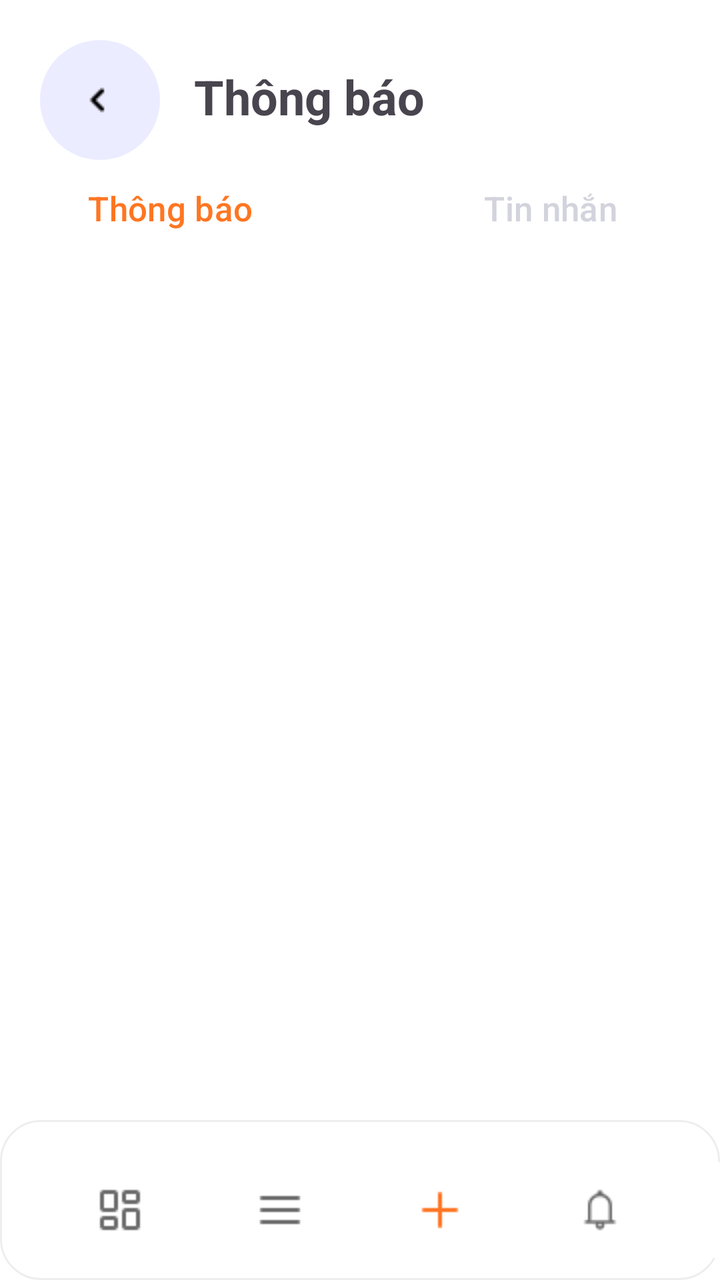
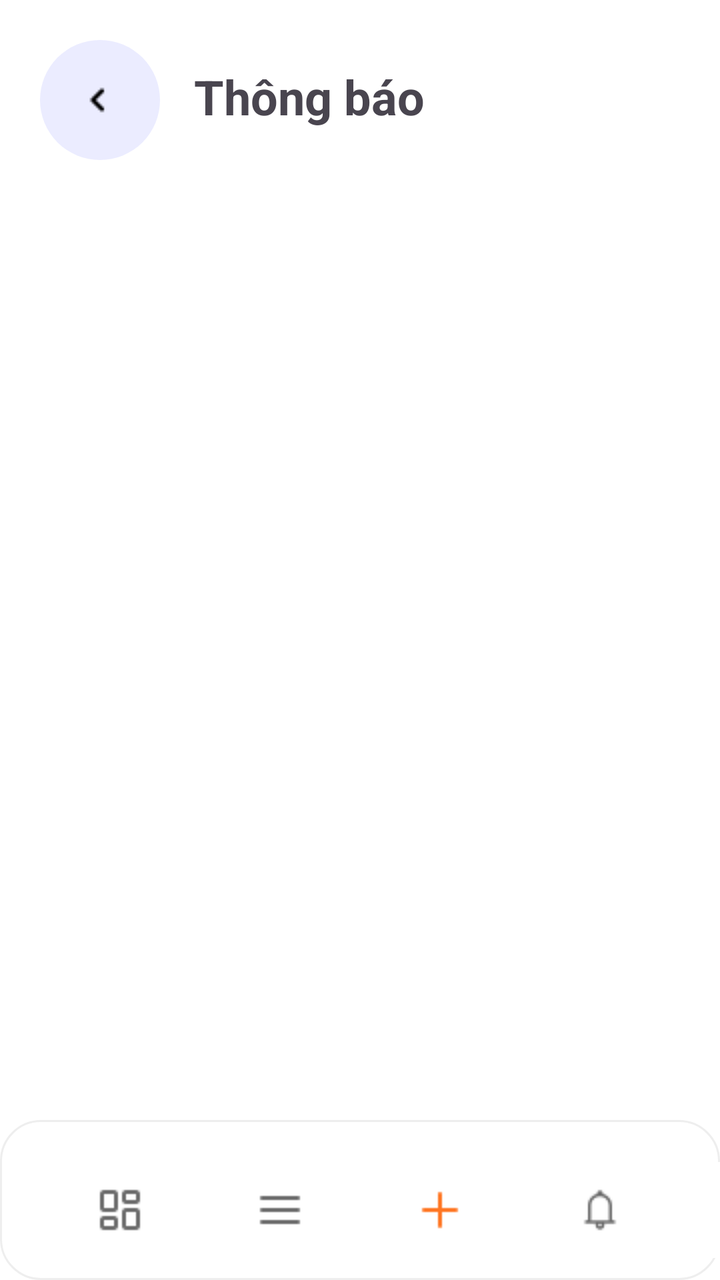

The first picture is an Android layout as it rendered before a commit; the second is the same layout after the commit. The layout source and the unified diff follow.
<!-- AndroidManifest.xml: application theme Theme.NHOM33 -->
<!-- res/layout/admin_notfication.xml -->
<?xml version="1.0" encoding="utf-8"?>
<androidx.constraintlayout.widget.ConstraintLayout xmlns:android="http://schemas.android.com/apk/res/android"
    xmlns:app="http://schemas.android.com/apk/res-auto"
    xmlns:tools="http://schemas.android.com/tools"
    android:layout_width="match_parent"
    android:layout_height="match_parent"
    android:background="@color/white"
    android:id="@+id/main">

    <LinearLayout
        android:id="@+id/btn_layout_back"
        android:layout_width="match_parent"
        android:layout_height="wrap_content"
        app:layout_constraintEnd_toEndOf="parent"
        app:layout_constraintStart_toStartOf="parent"
        app:layout_constraintTop_toTopOf="parent">

        <ImageButton
            android:id="@+id/btn_back"
            android:contentDescription="nút"
            android:layout_width="60dp"
            android:layout_height="60dp"
            android:layout_marginTop="20dp"
            android:layout_marginLeft="20dp"
            android:background="@drawable/bg_button_back"
            android:src="@drawable/icons8_back_24" />

        <TextView
            android:layout_width="wrap_content"
            android:layout_height="wrap_content"
            android:layout_marginTop="32dp"
            android:layout_marginLeft="17dp"
            android:text="Thông báo"
            android:textSize="24dp"
            android:textStyle="bold"/>

    </LinearLayout>

    <androidx.core.widget.NestedScrollView
        android:id="@+id/nestedScrollView"
        android:layout_width="match_parent"
        android:layout_height="0dp"
        android:fillViewport="true"
        app:layout_constraintBottom_toTopOf="@+id/btn_bottom"
        app:layout_constraintTop_toBottomOf="@+id/btn_tab"
        tools:layout_editor_absoluteX="0dp">

        <androidx.recyclerview.widget.RecyclerView
            android:id="@+id/recyclerView"
            android:layout_width="match_parent"
            android:layout_height="wrap_content"
            android:nestedScrollingEnabled="false"
            app:layout_constraintVertical_bias="0.031"
            tools:layout_editor_absoluteX="0dp" />


    </androidx.core.widget.NestedScrollView>

    <LinearLayout
        android:id="@+id/btn_bottom"
        android:layout_width="match_parent"
        android:layout_height="80dp"
        android:background="@drawable/bg_rounded_linear"
        app:layout_constraintBottom_toBottomOf="parent"
        app:layout_constraintEnd_toEndOf="parent"
        app:layout_constraintStart_toStartOf="parent">

        <ImageButton
            android:layout_width="60dp"
            android:layout_height="60dp"
            android:layout_marginLeft="30dp"
            android:layout_marginTop="15dp"
            android:backgroundTint="@color/white"
            android:contentDescription="Trang chính"
            android:src="@drawable/icon_dashboard" />

        <ImageButton
            android:layout_width="60dp"
            android:layout_height="60dp"
            android:layout_marginLeft="20dp"
            android:layout_marginTop="15dp"
            android:backgroundTint="@color/white"
            android:contentDescription="Menu"
            android:src="@drawable/icon_menu_24" />

        <ImageButton
            android:layout_width="60dp"
            android:layout_height="60dp"
            android:layout_marginLeft="20dp"
            android:layout_marginTop="15dp"
            android:backgroundTint="@color/white"
            android:contentDescription="Thêm mới"
            android:src="@drawable/icons_add_24" />

        <ImageButton
            android:layout_width="60dp"
            android:layout_height="60dp"
            android:layout_marginLeft="20dp"
            android:layout_marginTop="15dp"
            android:backgroundTint="@color/white"
            android:contentDescription="thông báo"
            android:src="@drawable/icons8_notification_24" />

        <ImageButton
            android:layout_width="60dp"
            android:layout_height="60dp"
            android:layout_marginLeft="20dp"
            android:layout_marginTop="15dp"
            android:backgroundTint="@color/white"
            android:contentDescription="Trang cá nhân"
            android:src="@drawable/icons8_person_24" />


    </LinearLayout>


    <LinearLayout
        android:id="@+id/btn_tab"
        android:layout_width="match_parent"
        android:layout_height="wrap_content"
        android:orientation="horizontal"
        android:weightSum="2"
        app:layout_constraintEnd_toEndOf="parent"
        app:layout_constraintStart_toStartOf="parent"
        app:layout_constraintTop_toBottomOf="@+id/btn_layout_back">

        <Button
            android:layout_width="0dp"
            android:layout_height="wrap_content"
            android:layout_marginEnd="10dp"
            android:layout_weight="1"
            android:backgroundTint="@color/white"
            android:text="Thông báo"
            android:textColor="#ff7622"
            android:textSize="17dp" />

        <Button
            android:layout_width="0dp"
            android:layout_height="wrap_content"
            android:layout_marginStart="10dp"
            android:layout_weight="1"
            android:backgroundTint="@color/white"
            android:text="Tin nhắn"
            android:textColor="#d2d3dc"
            android:textSize="17dp" />


    </LinearLayout>

</androidx.constraintlayout.widget.ConstraintLayout>
<!-- resources referenced by this layout -->
<resources>
  <color name="white">#FFFFFFFF</color>
  <!-- drawable bg_button_back (drawable) -->
  <?xml version="1.0" encoding="utf-8"?>
  <shape xmlns:android="http://schemas.android.com/apk/res/android">
      <solid android:color="#ebecff" />
  
      <corners android:radius="30dp" />
  
  </shape>
  <!-- drawable bg_rounded_linear (drawable) -->
  <?xml version="1.0" encoding="utf-8"?>
  <shape xmlns:android="http://schemas.android.com/apk/res/android">
      <solid android:color="#FFFFFF" />
  
      <corners android:radius="20dp" />
  
      <stroke
          android:width="1dp"
          android:color="#EEEEEE" />
  </shape>
  <!-- drawable icon_dashboard: png bitmap (drawable, 193 bytes) -->
  <!-- drawable icon_menu_24: png bitmap (drawable, 120 bytes) -->
  <!-- drawable icons8_back_24: png bitmap (drawable, 164 bytes) -->
  <!-- drawable icons8_notification_24: png bitmap (drawable, 305 bytes) -->
  <!-- drawable icons8_person_24: png bitmap (drawable, 290 bytes) -->
  <!-- drawable icons_add_24: png bitmap (drawable, 158 bytes) -->
  <style name="Theme.NHOM33" parent="Base.Theme.NHOM33" />
  <style name="Base.Theme.NHOM33" parent="Theme.Material3.DayNight.NoActionBar">
          
          
      </style>
</resources>

<!-- the commit's change to res/layout/admin_notfication.xml (unified diff, before → after) -->
@@ -124,25 +124,7 @@
         app:layout_constraintStart_toStartOf="parent"
         app:layout_constraintTop_toBottomOf="@+id/btn_layout_back">
 
-        <Button
-            android:layout_width="0dp"
-            android:layout_height="wrap_content"
-            android:layout_marginEnd="10dp"
-            android:layout_weight="1"
-            android:backgroundTint="@color/white"
-            android:text="Thông báo"
-            android:textColor="#ff7622"
-            android:textSize="17dp" />
-
-        <Button
-            android:layout_width="0dp"
-            android:layout_height="wrap_content"
-            android:layout_marginStart="10dp"
-            android:layout_weight="1"
-            android:backgroundTint="@color/white"
-            android:text="Tin nhắn"
-            android:textColor="#d2d3dc"
-            android:textSize="17dp" />
+        
 
 
     </LinearLayout>
